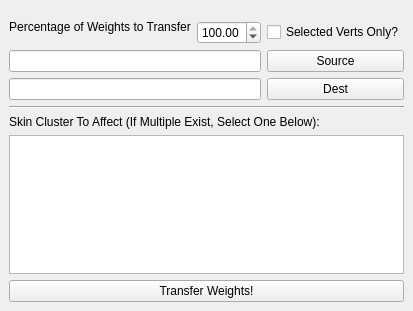
Qt form CMiller_WeightJumper/CMiller_WeightJumper.ui (CzarOfTheUniverse/MayaPythonTools) before a commit.
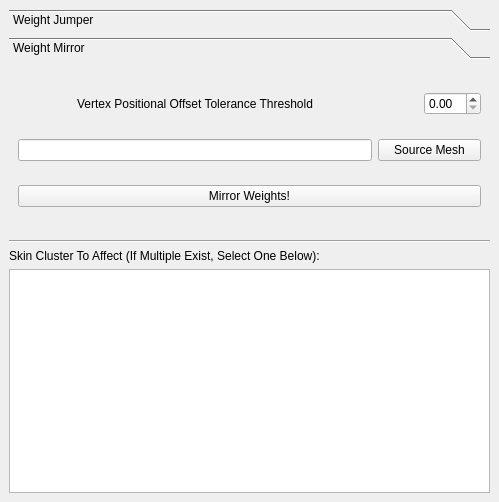
The same form after that commit. The open tabs and pages were chosen to show the change.

```diff
--- a/CMiller_WeightJumper/CMiller_WeightJumper.ui
+++ b/CMiller_WeightJumper/CMiller_WeightJumper.ui
@@ -6,106 +6,208 @@
    <rect>
     <x>0</x>
     <y>0</y>
-    <width>372</width>
-    <height>311</height>
+    <width>499</width>
+    <height>502</height>
    </rect>
   </property>
   <property name="windowTitle">
    <string>Weight Jumper</string>
   </property>
   <widget class="QWidget" name="centralwidget">
-   <layout class="QGridLayout" name="gridLayout">
-    <item row="3" column="0" colspan="3">
-     <widget class="QLineEdit" name="sourceJoint_lineEdit">
-      <property name="enabled">
-       <bool>true</bool>
+   <layout class="QGridLayout" name="gridLayout_3">
+    <item row="0" column="0">
+     <widget class="QToolBox" name="toolBox">
+      <property name="frameShape">
+       <enum>QFrame::NoFrame</enum>
       </property>
-      <property name="mouseTracking">
-       <bool>false</bool>
+      <property name="frameShadow">
+       <enum>QFrame::Raised</enum>
       </property>
-      <property name="focusPolicy">
-       <enum>Qt::StrongFocus</enum>
+      <property name="lineWidth">
+       <number>2</number>
       </property>
-     </widget>
-    </item>
-    <item row="3" column="3">
-     <widget class="QPushButton" name="loadSource_pushButton">
-      <property name="text">
-       <string>Source</string>
+      <property name="currentIndex">
+       <number>0</number>
       </property>
+      <widget class="QWidget" name="page_1">
+       <property name="geometry">
+        <rect>
+         <x>0</x>
+         <y>0</y>
+         <width>481</width>
+         <height>171</height>
+        </rect>
+       </property>
+       <attribute name="label">
+        <string>Weight Jumper</string>
+       </attribute>
+       <layout class="QGridLayout" name="gridLayout">
+        <item row="0" column="1">
+         <widget class="QDoubleSpinBox" name="percentage_SpinBox">
+          <property name="maximum">
+           <double>100.000000000000000</double>
+          </property>
+          <property name="singleStep">
+           <double>1.000000000000000</double>
+          </property>
+          <property name="value">
+           <double>100.000000000000000</double>
+          </property>
+         </widget>
+        </item>
+        <item row="0" column="0">
+         <widget class="QLabel" name="label">
+          <property name="text">
+           <string>Percentage of Weights to Transfer</string>
+          </property>
+          <property name="alignment">
+           <set>Qt::AlignCenter</set>
+          </property>
+         </widget>
+        </item>
+        <item row="1" column="0" colspan="2">
+         <widget class="QLineEdit" name="sourceJoint_lineEdit">
+          <property name="enabled">
+           <bool>true</bool>
+          </property>
+          <property name="mouseTracking">
+           <bool>false</bool>
+          </property>
+          <property name="focusPolicy">
+           <enum>Qt::StrongFocus</enum>
+          </property>
+         </widget>
+        </item>
+        <item row="1" column="2">
+         <widget class="QPushButton" name="loadSource_pushButton">
+          <property name="text">
+           <string>Source Joint</string>
+          </property>
+         </widget>
+        </item>
+        <item row="3" column="0" colspan="2">
+         <widget class="QLineEdit" name="destJoint_lineEdit">
+          <property name="enabled">
+           <bool>true</bool>
+          </property>
+          <property name="mouseTracking">
+           <bool>false</bool>
+          </property>
+          <property name="focusPolicy">
+           <enum>Qt::StrongFocus</enum>
+          </property>
+         </widget>
+        </item>
+        <item row="0" column="2">
+         <widget class="QCheckBox" name="selVerts_checkBox">
+          <property name="text">
+           <string>Selected Verts Only?</string>
+          </property>
+         </widget>
+        </item>
+        <item row="4" column="0" colspan="3">
+         <widget class="QPushButton" name="transferWeights_pushButton">
+          <property name="text">
+           <string>Transfer Weights!</string>
+          </property>
+         </widget>
+        </item>
+        <item row="3" column="2">
+         <widget class="QPushButton" name="loadDest_pushButton">
+          <property name="text">
+           <string>Dest Joint</string>
+          </property>
+         </widget>
+        </item>
+       </layout>
+      </widget>
+      <widget class="QWidget" name="page_2">
+       <property name="geometry">
+        <rect>
+         <x>0</x>
+         <y>0</y>
+         <width>481</width>
+         <height>171</height>
+        </rect>
+       </property>
+       <attribute name="label">
+        <string>Weight Mirror</string>
+       </attribute>
+       <layout class="QGridLayout" name="gridLayout_2">
+        <item row="0" column="2">
+         <widget class="QDoubleSpinBox" name="doubleSpinBox"/>
+        </item>
+        <item row="0" column="0">
+         <widget class="QLabel" name="label_3">
+          <property name="text">
+           <string>Vertex Positional Offset Tolerance Threshold</string>
+          </property>
+          <property name="alignment">
+           <set>Qt::AlignCenter</set>
+          </property>
+         </widget>
+        </item>
+        <item row="1" column="0">
+         <widget class="QLineEdit" name="sourceMesh_lineEdit">
+          <property name="enabled">
+           <bool>true</bool>
+          </property>
+          <property name="mouseTracking">
+           <bool>false</bool>
+          </property>
+          <property name="focusPolicy">
+           <enum>Qt::StrongFocus</enum>
+          </property>
+         </widget>
+        </item>
+        <item row="0" column="1">
+         <spacer name="horizontalSpacer">
+          <property name="orientation">
+           <enum>Qt::Horizontal</enum>
+          </property>
+          <property name="sizeType">
+           <enum>QSizePolicy::Fixed</enum>
+          </property>
+          <property name="sizeHint" stdset="0">
+           <size>
+            <width>40</width>
+            <height>20</height>
+           </size>
+          </property>
+         </spacer>
+        </item>
+        <item row="1" column="1" colspan="2">
+         <widget class="QPushButton" name="loadSourceMesh_pushButton">
+          <property name="text">
+           <string>Source Mesh</string>
+          </property>
+         </widget>
+        </item>
+        <item row="2" column="0" colspan="3">
+         <widget class="QPushButton" name="mirrorWeights_pushButton">
+          <property name="text">
+           <string>Mirror Weights!</string>
+          </property>
+         </widget>
+        </item>
+       </layout>
+      </widget>
      </widget>
     </item>
-    <item row="4" column="0" colspan="3">
-     <widget class="QLineEdit" name="destJoint_lineEdit">
-      <property name="enabled">
-       <bool>true</bool>
-      </property>
-      <property name="mouseTracking">
-       <bool>false</bool>
-      </property>
-      <property name="focusPolicy">
-       <enum>Qt::StrongFocus</enum>
-      </property>
-     </widget>
-    </item>
-    <item row="4" column="3">
-     <widget class="QPushButton" name="loadDest_pushButton">
-      <property name="text">
-       <string>Dest</string>
-      </property>
-     </widget>
-    </item>
-    <item row="5" column="0" colspan="4">
-     <widget class="Line" name="line">
-      <property name="orientation">
-       <enum>Qt::Horizontal</enum>
-      </property>
-     </widget>
-    </item>
-    <item row="6" column="0" colspan="4">
+    <item row="2" column="0">
      <widget class="QLabel" name="label_2">
       <property name="text">
        <string>Skin Cluster To Affect (If Multiple Exist, Select One Below):</string>
       </property>
      </widget>
     </item>
-    <item row="7" column="0" colspan="4">
+    <item row="3" column="0">
      <widget class="QListWidget" name="skinCluster_listWidget"/>
     </item>
-    <item row="8" column="0" colspan="4">
-     <widget class="QPushButton" name="transferWeights_pushButton">
-      <property name="text">
-       <string>Transfer Weights!</string>
-      </property>
-     </widget>
-    </item>
-    <item row="2" column="3">
-     <widget class="QCheckBox" name="selVerts_checkBox">
-      <property name="text">
-       <string>Selected Verts Only?</string>
-      </property>
-     </widget>
-    </item>
-    <item row="2" column="2">
-     <widget class="QDoubleSpinBox" name="percentage_SpinBox">
-      <property name="maximum">
-       <double>100.000000000000000</double>
-      </property>
-      <property name="singleStep">
-       <double>1.000000000000000</double>
-      </property>
-      <property name="value">
-       <double>100.000000000000000</double>
-      </property>
-     </widget>
-    </item>
-    <item row="0" column="0" rowspan="3" colspan="2">
-     <widget class="QLabel" name="label">
-      <property name="text">
-       <string>Percentage of Weights to Transfer</string>
-      </property>
-      <property name="alignment">
-       <set>Qt::AlignCenter</set>
+    <item row="1" column="0">
+     <widget class="Line" name="line">
+      <property name="orientation">
+       <enum>Qt::Horizontal</enum>
       </property>
      </widget>
     </item>
```
